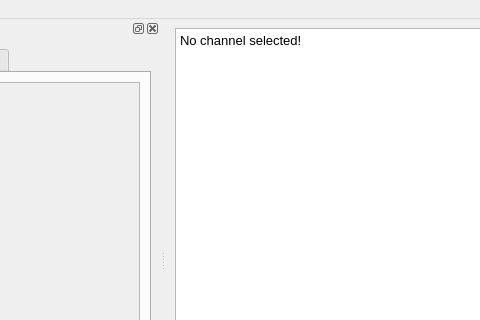
mak448a/Qtcord, file src/ui/main.ui: the form before one commit; both pictures show x 130 to 610 and y 0 to 320 of the 840 by 500 pixel window.
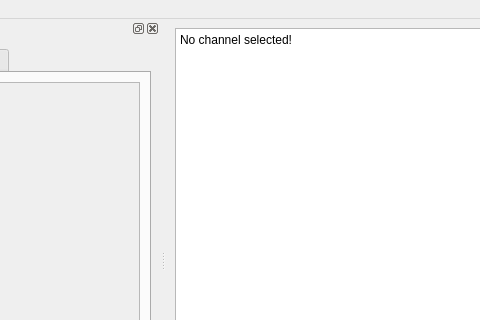
The form after the commit.

Commit message: Set the default text of the messages view as plain text instead of HTML (#62)

What changed in the file:
```diff
--- a/src/ui/main.ui
+++ b/src/ui/main.ui
@@ -55,15 +55,8 @@
           </property>
           <item row="0" column="0">
            <widget class="QTextBrowser" name="textBrowser">
-            <property name="html">
-             <string>&lt;!DOCTYPE HTML PUBLIC &quot;-//W3C//DTD HTML 4.0//EN&quot; &quot;http://www.w3.org/TR/REC-html40/strict.dtd&quot;&gt;
-&lt;html&gt;&lt;head&gt;&lt;meta name=&quot;qrichtext&quot; content=&quot;1&quot; /&gt;&lt;meta charset=&quot;utf-8&quot; /&gt;&lt;style type=&quot;text/css&quot;&gt;
-p, li { white-space: pre-wrap; }
-hr { height: 1px; border-width: 0; }
-li.unchecked::marker { content: &quot;\2610&quot;; }
-li.checked::marker { content: &quot;\2612&quot;; }
-&lt;/style&gt;&lt;/head&gt;&lt;body style=&quot; font-family:'Noto Sans'; font-size:10pt; font-weight:400; font-style:normal;&quot;&gt;
-&lt;p style=&quot; margin-top:0px; margin-bottom:0px; margin-left:0px; margin-right:0px; -qt-block-indent:0; text-indent:0px;&quot;&gt;No channel selected!&lt;/p&gt;&lt;/body&gt;&lt;/html&gt;</string>
+            <property name="plainText">
+             <string>No channel selected!</string>
             </property>
            </widget>
           </item>
```
The commit also changes 1 other file.
